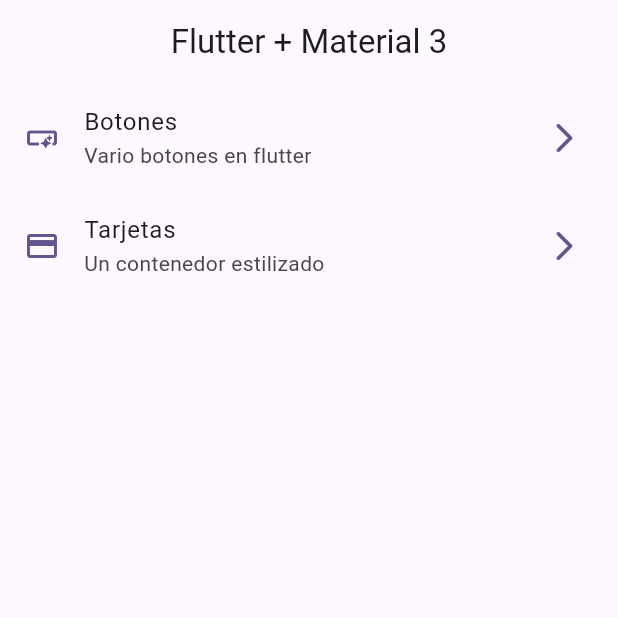
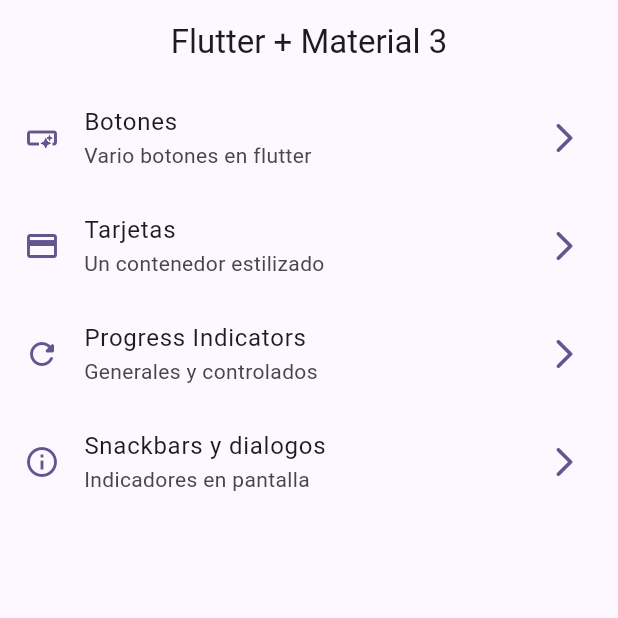
Before and after one commit to Dante-ML/widgets_app, a Flutter app: the screen it shows after launch, on a phone screen of 412 x 824 dp, the top half of it. Run offline on Flutter 3.47's test engine with Material 2 defaults, Android fonts, the phone set to English and light mode, and no system bars; our stand-ins replace go_router.

Commit message:
snackbars y dialogos terminados

```diff
--- a/lib/config/menu/menu_items.dart
+++ b/lib/config/menu/menu_items.dart
@@ -32,4 +32,17 @@ const List<MenuItem> appMenuItems = [
     icon: Icons.credit_card,
   ),
 
+  MenuItem(
+    tittle: 'Progress Indicators',
+    subTittle: 'Generales y controlados',
+    url: '/progress',
+    icon: Icons.refresh_rounded,
+  ),
+
+  MenuItem(
+    tittle: 'Snackbars y dialogos',
+    subTittle: 'Indicadores en pantalla',
+    url: '/snackbars',
+    icon: Icons.info_outline,
+  ),
 ];
--- a/lib/config/router/app_router.dart
+++ b/lib/config/router/app_router.dart
@@ -1,4 +1,5 @@
 import 'package:go_router/go_router.dart';
+import 'package:widgets_app/presentation/screens/snackbar/snackbar_screen.dart';
 
 //Importaciones desde un archivo, mas rapido
 import '../../presentation/screens/screens.dart';
@@ -26,5 +27,17 @@ final appRouter = GoRouter(
       name: CardsScreen.name,
       builder: (context, state) => const CardsScreen(),
     ),
+
+    GoRoute(
+      path: '/progress',
+      name: ProgressScreen.name,
+      builder: (context, state) => const ProgressScreen(),
+    ),
+
+    GoRoute(
+      path: '/snackbars',
+      name: SnackbarScreen.name,
+      builder: (context, state) => const SnackbarScreen(),
+    ),
   ],
 );
--- a/lib/main.dart
+++ b/lib/main.dart
@@ -12,6 +12,7 @@ class MainApp extends StatelessWidget {
   @override
   Widget build(BuildContext context) {
     return MaterialApp.router(
+      title: 'Flutter Widgets',
       routerConfig: appRouter,
       debugShowCheckedModeBanner: false,
       theme: AppTheme(selectedColor: 5).getTheme(),
```
Also changed, not shown: lib/presentation/screens/progress/progress_screen.dart (+60 -1 lines), lib/presentation/screens/snackbar/snackbar_screen.dart (+72 -1 lines).
